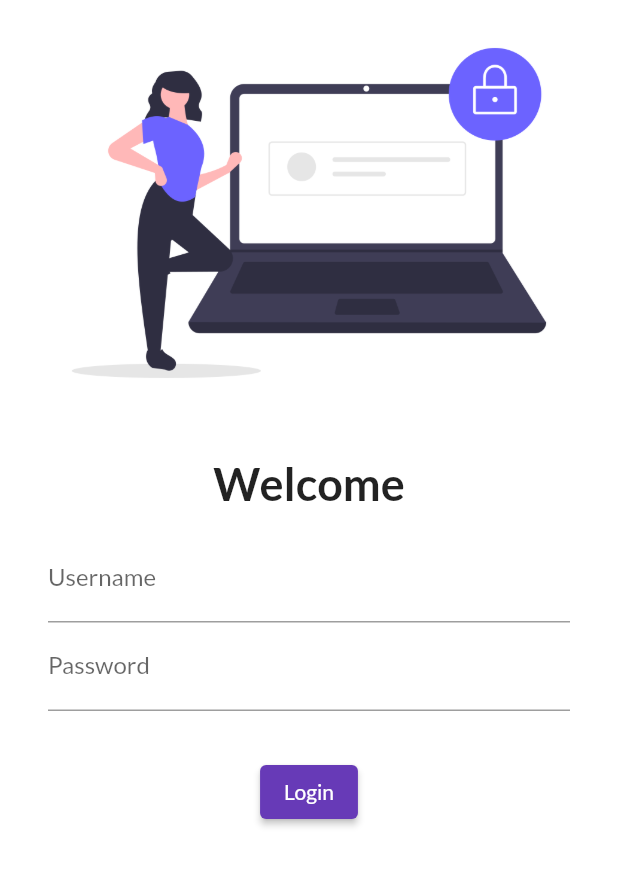
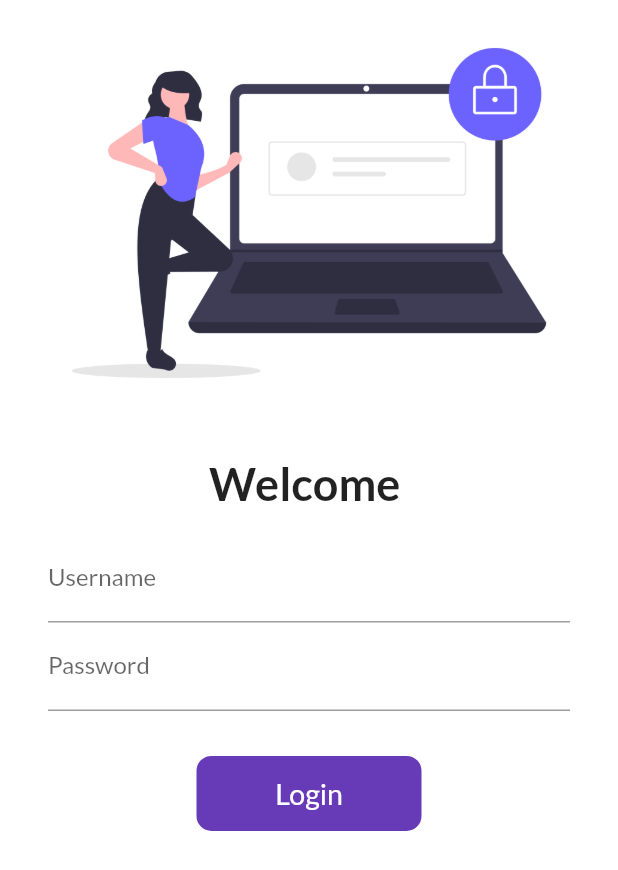
Before and after one commit to sairam20929/flutterApp, a Flutter app: the screen it shows after launch, on a phone screen of 412 x 824 dp. Shown: the top 870 px of the screen. Run offline on Flutter 3.47's test engine with Material 2 defaults, Android fonts, the phone set to English and light mode, and no system bars; our stand-ins replace google_fonts.

Commit message:
day 6 completed

```diff
--- a/lib/pages/login_page.dart
+++ b/lib/pages/login_page.dart
@@ -1,7 +1,14 @@
 import 'package:flutter/material.dart';
 import 'package:flutter_application_1/utils/routes.dart';
 
-class LoginPage extends StatelessWidget {
+class LoginPage extends StatefulWidget {
+  @override
+  State<LoginPage> createState() => _LoginPageState();
+}
+
+class _LoginPageState extends State<LoginPage> {
+  String name = "";
+  bool changeButton = false;
   @override
   Widget build(BuildContext context) {
     return Material(
@@ -16,8 +23,8 @@ class LoginPage extends StatelessWidget {
             const SizedBox(
               height: 20.0,
             ),
-            const Text(
-              "Welcome",
+            Text(
+              "Welcome $name",
               style: TextStyle(fontSize: 30, fontWeight: FontWeight.bold),
             ),
             Padding(
@@ -30,6 +37,10 @@ class LoginPage extends StatelessWidget {
                       hintText: "Enter username",
                       labelText: "Username",
                     ),
+                    onChanged: (value) {
+                      name = value;
+                      setState(() {});
+                    },
                   ),
                   TextFormField(
                     obscureText: true,
@@ -41,12 +52,41 @@ class LoginPage extends StatelessWidget {
                   const SizedBox(
                     height: 30.0,
                   ),
-                  ElevatedButton(
-                    child: const Text("Login"),
-                    onPressed: () {
+                  InkWell(
+                    onTap: () async {
+                      setState(() {
+                        changeButton = true;
+                      });
+                      await Future.delayed(Duration(milliseconds: 450));
                       Navigator.pushNamed(context, MyRoutes.homeLogin);
                     },
-                  )
+                    child: AnimatedContainer(
+                      duration: const Duration(milliseconds: 500),
+                      width: changeButton ? 50 : 150,
+                      height: 50,
+                      alignment: Alignment.center,
+                      child: changeButton
+                          ? Icon(
+                              Icons.done,
+                              color: Colors.white,
+                            )
+                          : Text(
+                              "Login",
+                              style:
+                                  TextStyle(color: Colors.white, fontSize: 19),
+                            ),
+                      decoration: BoxDecoration(
+                          color: Colors.deepPurple,
+                          borderRadius:
+                              BorderRadius.circular(changeButton ? 50 : 10)),
+                    ),
+                  ),
+                  // ElevatedButton(
+                  //   child: const Text("Login"),
+                  //   onPressed: () {
+                  //
+                  //   },
+                  // )
                 ],
               ),
             )
```
